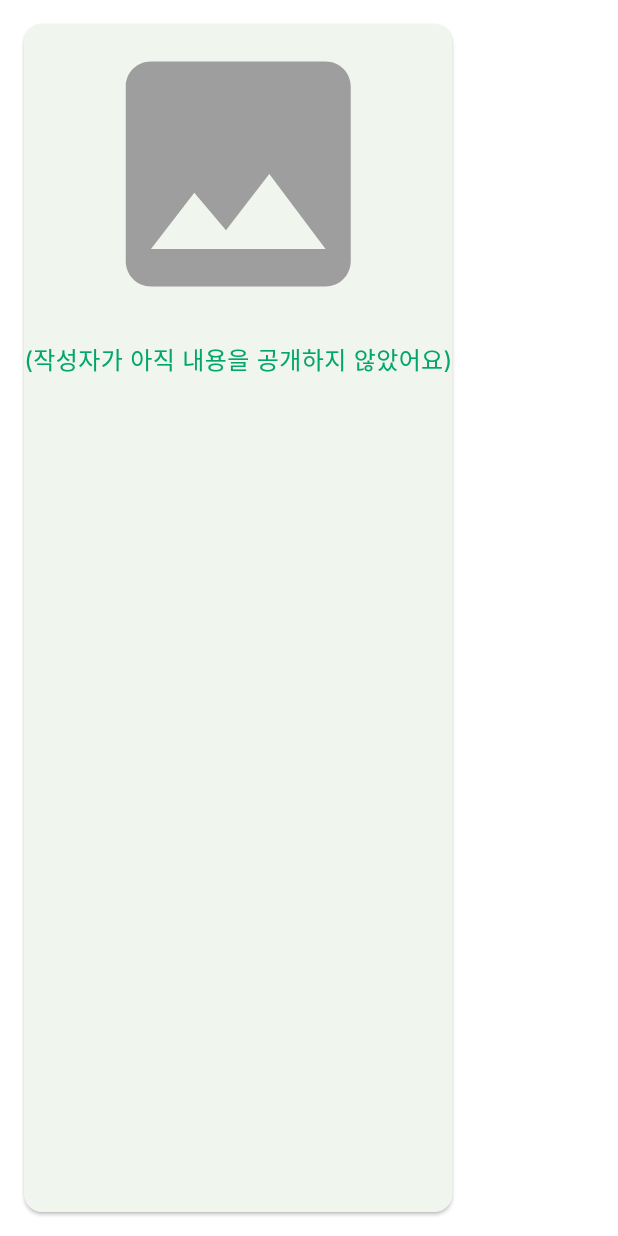
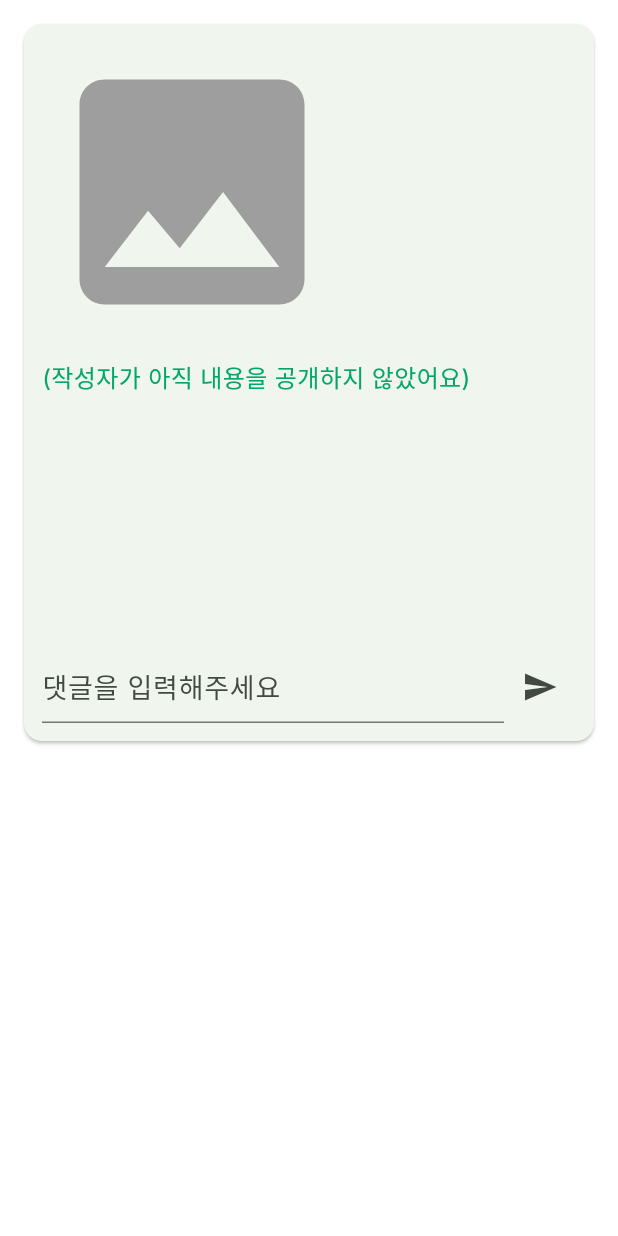
Before and after one commit to nytrio-112/OMMA_team_sketch, a Flutter app: the DiaryPageCard widget shown alone on an empty page, opened directly with empty values, on a phone screen of 412 x 824 dp. Run offline on Flutter 3.47's test engine with Material 3 defaults, Android fonts, the phone set to English and light mode, and no system bars; our stand-ins replace cloud_firestore, firebase_auth, firebase_core, firebase_storage; accounts and stored records are empty; project files that could hold a hidden picture were left out.

Commit message:
250726/지윤/피드 페이지의 댓글창 구현

```diff
--- a/lib/screens/3_feed/feed_screen.dart
+++ b/lib/screens/3_feed/feed_screen.dart
@@ -213,6 +213,9 @@ class _FeedScreenState extends State<FeedScreen> {
                                     isLastPage: index == diaryDocs.length - 1,
                                     isMyDiary: isMine,
                                     onAddPressed: _goToUpload,
+                                    groupId: widget.groupId, // ✅ 추가
+                                    date: formattedDate, // ✅ 추가
+                                    diaryId: diaryDocs[index].id, // ✅ 추가
                                   );
                                 } else {
                                   // 마지막 + 페이지
--- a/lib/widget/diary_page_card.dart
+++ b/lib/widget/diary_page_card.dart
@@ -1,11 +1,17 @@
 import 'package:flutter/material.dart';
-import 'package:my_first_app/constants/colors.dart'; // OmmaColors 쓸 때
+import 'package:my_first_app/constants/colors.dart';
+import 'package:cloud_firestore/cloud_firestore.dart';
+import 'package:firebase_auth/firebase_auth.dart';
 
-class DiaryPageCard extends StatelessWidget {
+class DiaryPageCard extends StatefulWidget {
   final Map<String, dynamic> diaryData;
   final bool isLastPage;
   final bool isMyDiary;
   final VoidCallback? onAddPressed;
+
+  final String groupId;
+  final String date;
+  final String diaryId;
 
   const DiaryPageCard({
     super.key,
@@ -13,27 +19,61 @@ class DiaryPageCard extends StatelessWidget {
     required this.isLastPage,
     required this.isMyDiary,
     this.onAddPressed,
+    required this.groupId,
+    required this.date,
+    required this.diaryId,
   });
 
   @override
+  State<DiaryPageCard> createState() => _DiaryPageCardState();
+}
+
+class _DiaryPageCardState extends State<DiaryPageCard> {
+  final TextEditingController _commentController = TextEditingController();
+
+  Future<void> _submitComment() async {
+    final content = _commentController.text.trim();
+    if (content.isEmpty) return;
+
+    final user = FirebaseAuth.instance.currentUser;
+    if (user == null) return;
+
+    await FirebaseFirestore.instance
+        .collection('groups')
+        .doc(widget.groupId)
+        .collection('daily_questions')
+        .doc(widget.date)
+        .collection('diaries')
+        .doc(widget.diaryId)
+        .collection('comments')
+        .add({
+          'content': content,
+          'createdBy': user.uid,
+          'nickname': '익명',
+          'createdAt': FieldValue.serverTimestamp(),
+        });
+
+    _commentController.clear();
+  }
+
+  @override
   Widget build(BuildContext context) {
-    final imageUrl = diaryData['imageUrl'] ?? '';
-    print('📸 로딩할 이미지 URL: $imageUrl');
-
-    final title = diaryData['title'] ?? '';
-    final isRevealed = diaryData['isRevealed'] ?? false;
+    final imageUrl = widget.diaryData['imageUrl'] ?? '';
+    final title = widget.diaryData['title'] ?? '';
+    final isRevealed = widget.diaryData['isRevealed'] ?? false;
 
     return Card(
       margin: const EdgeInsets.symmetric(horizontal: 16, vertical: 16),
+      child: SingleChildScrollView(
+        padding: const EdgeInsets.all(12.0),
         child: Column(
+          crossAxisAlignment: CrossAxisAlignment.start,
           children: [
             if (imageUrl != '')
               Image.network(
-              imageUrl, // ✅ 디코딩 없이 그대로 사용
+                imageUrl,
                 fit: BoxFit.cover,
                 errorBuilder: (context, error, stackTrace) {
-                print('🧨 이미지 로딩 실패: $error');
-                print('🧵 StackTrace: $stackTrace');
                   return const Text('(이미지를 불러올 수 없습니다)');
                 },
               )
@@ -46,12 +86,70 @@ class DiaryPageCard extends StatelessWidget {
               style: const TextStyle(fontSize: 16),
             ),
 
-          // 마지막 페이지 + 작성자만 아니라면 → + 버튼
-          if (isLastPage && !isMyDiary && onAddPressed != null)
+            const SizedBox(height: 8),
+
+            // 댓글 리스트 (스크롤 가능)
+            SizedBox(
+              height: 150,
+              child: StreamBuilder<QuerySnapshot>(
+                stream: FirebaseFirestore.instance
+                    .collection('groups')
+                    .doc(widget.groupId)
+                    .collection('daily_questions')
+                    .doc(widget.date)
+                    .collection('diaries')
+                    .doc(widget.diaryId)
+                    .collection('comments')
+                    .orderBy('createdAt')
+                    .snapshots(),
+                builder: (context, snapshot) {
+                  if (!snapshot.hasData) return const SizedBox();
+                  final comments = snapshot.data!.docs;
+
+                  return ListView.builder(
+                    padding: EdgeInsets.zero,
+                    itemCount: comments.length,
+                    itemBuilder: (context, index) {
+                      final data =
+                          comments[index].data() as Map<String, dynamic>;
+                      return ListTile(
+                        contentPadding: EdgeInsets.zero,
+                        dense: true,
+                        title: Text(data['nickname'] ?? '익명'),
+                        subtitle: Text(data['content'] ?? ''),
+                      );
+                    },
+                  );
+                },
+              ),
+            ),
+
+            const SizedBox(height: 12),
+
+            // 댓글 입력창
+            Row(
+              children: [
+                Expanded(
+                  child: TextField(
+                    controller: _commentController,
+                    decoration: const InputDecoration(hintText: '댓글을 입력해주세요'),
+                  ),
+                ),
+                IconButton(
+                  icon: const Icon(Icons.send),
+                  onPressed: _submitComment,
+                ),
+              ],
+            ),
+
+            // +버튼
+            if (widget.isLastPage &&
+                !widget.isMyDiary &&
+                widget.onAddPressed != null)
               Padding(
                 padding: const EdgeInsets.only(top: 16.0),
                 child: ElevatedButton.icon(
-                onPressed: onAddPressed,
+                  onPressed: widget.onAddPressed,
                   icon: const Icon(Icons.add),
                   label: const Text('그림일기 추가'),
                   style: ElevatedButton.styleFrom(
@@ -62,6 +160,7 @@ class DiaryPageCard extends StatelessWidget {
               ),
           ],
         ),
+      ),
     );
   }
 }
```
Lines whose indentation alone changed are shown as unchanged.
